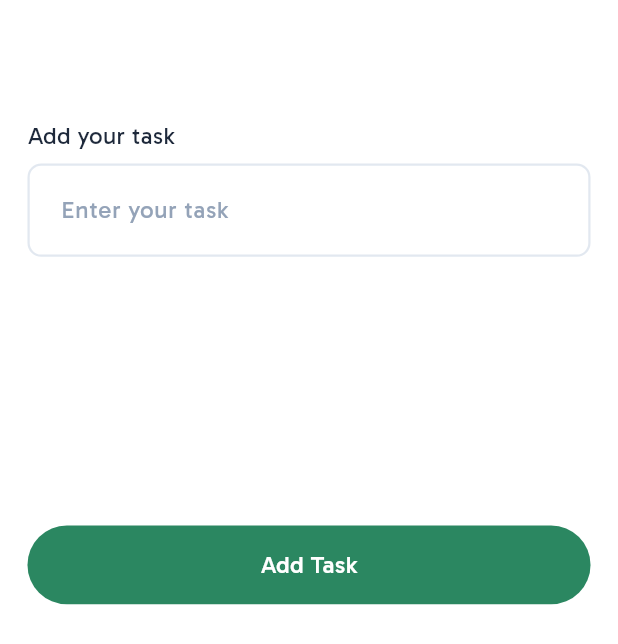
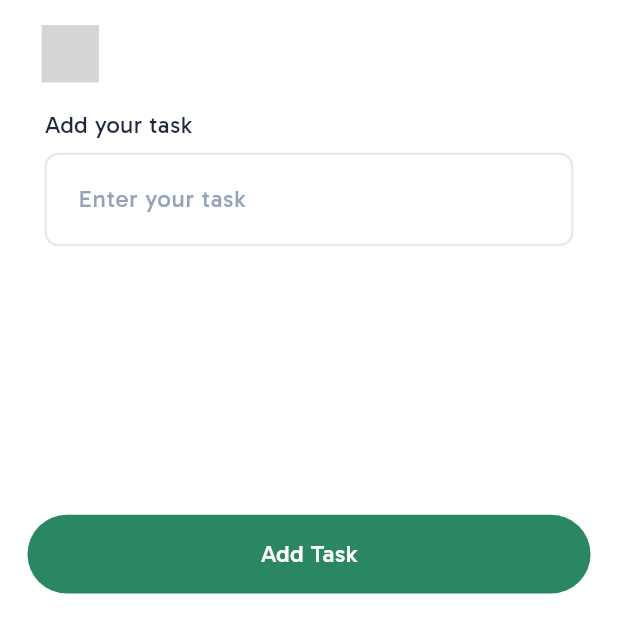
Before and after one commit to vaibhav-mypcot/Todo-App, a Flutter app: the AddTaskScreen screen opened by its route, on a phone screen of 412 x 824 dp. Shown: the top 644 px of the screen. Run offline on Flutter 3.47's test engine with Material 3 defaults, Android fonts, the phone set to English and light mode, and no system bars; our stand-ins replace audioplayers, cloud_firestore, firebase_auth, firebase_core, flutter_screenutil, get; missing offline and left inert: svg_flutter; accounts and stored records are empty; grey boxes are pictures that could not be loaded.

```diff
--- a/lib/pages/add_task/add_task_screen.dart
+++ b/lib/pages/add_task/add_task_screen.dart
@@ -5,11 +5,12 @@ import 'package:todo_app/pages/add_task/add_task_controller.dart';
 import 'package:todo_app/theme/colors.dart';
 import 'package:todo_app/theme/text_styles.dart';
 import 'package:todo_app/utils/validation_mixin.dart';
+import 'package:todo_app/widget/common/custom_appbar.dart';
 import 'package:todo_app/widget/common/custom_button.dart';
 import 'package:todo_app/widget/common/custom_textfield.dart';
 
 class AddTaskScreen extends StatelessWidget with ValidationsMixin {
-   AddTaskScreen({super.key});
+  AddTaskScreen({super.key});
 
   final taskController = Get.find<AddTaskController>();
 
@@ -23,10 +24,11 @@ class AddTaskScreen extends StatelessWidget with ValidationsMixin {
             key: taskController.taskFormKey,
             child: Column(
               children: [
-                SizedBox(height: 66.h),
+                const CustomAppbar(),
+
                 // Task form
                 Padding(
-                  padding: EdgeInsets.symmetric(horizontal: 16.w),
+                  padding: EdgeInsets.symmetric(horizontal: 26.w),
                   child: Row(
                     children: [
                       // First Name
--- a/lib/pages/signin/signin_controller.dart
+++ b/lib/pages/signin/signin_controller.dart
@@ -13,14 +13,14 @@ class SigninController extends GetxController {
 
   final FirebaseAuth auth = FirebaseAuth.instance;
 
-
-
   @override
   void onInit() async {
     final user = auth.currentUser;
     if (user != null) {
+      await Future.delayed(Duration(seconds: 1));
       Get.toNamed(AppRoutes.homeScreen);
     } else {
+      await Future.delayed(Duration(seconds: 1));
       Get.toNamed(AppRoutes.signinScreen);
     }
     super.onInit();
--- a/lib/widget/task_tile.dart
+++ b/lib/widget/task_tile.dart
@@ -17,12 +17,6 @@ class TaskTile extends StatelessWidget {
   @override
   Widget build(BuildContext context) {
     return ListTile(
-      onTap: () {
-        final player = AudioPlayer();
-        player.play(
-          AssetSource("assest/audio/bubble_click.wav"),
-        );
-      },
       leading: Checkbox(
         value: taskCompleted,
         onChanged: onChanged,
--- a/pubspec.yaml
+++ b/pubspec.yaml
@@ -55,7 +55,7 @@ dev_dependencies:
   # activated in the `analysis_options.yaml` file located at the root of your
   # package. See that file for information about deactivating specific lint
   # rules and activating additional ones.
-  flutter_lints: ^2.0.0
+  flutter_lints: ^3.0.1
 
 # For information on the generic Dart part of this file, see the
 # following page: https://dart.dev/tools/pub/pubspec
@@ -72,8 +72,8 @@ flutter:
   assets:
     - assets/icons/
     - assets/images/
-    - assets/audio/
-  #   - images/a_dot_ham.jpeg
+    - assets/audio/click.mp3
+
 
   # An image asset can refer to one or more resolution-specific "variants", see
   # https://flutter.dev/assets-and-images/#resolution-aware
```
Also changed, not shown: lib/pages/home/home_screen.dart (+29 -7 lines), pubspec.lock, 2 other files.
